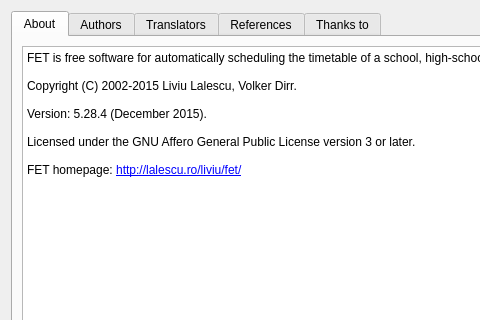
Before: the Qt Designer form src/interface/helpaboutform_template.ui in karandit/fet, drawn with Qt 5; both pictures show x 0 to 480 and y 0 to 320 of the 690 by 430 pixel window.
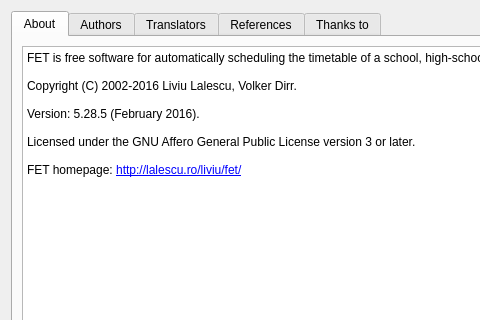
After: the same form once the commit is applied.

What changed in the file:
```diff
--- a/src/interface/helpaboutform_template.ui
+++ b/src/interface/helpaboutform_template.ui
@@ -48,12 +48,12 @@
           <string>&lt;!DOCTYPE HTML PUBLIC &quot;-//W3C//DTD HTML 4.0//EN&quot; &quot;http://www.w3.org/TR/REC-html40/strict.dtd&quot;&gt;
 &lt;html&gt;&lt;head&gt;&lt;meta name=&quot;qrichtext&quot; content=&quot;1&quot; /&gt;&lt;style type=&quot;text/css&quot;&gt;
 p, li { white-space: pre-wrap; }
-&lt;/style&gt;&lt;/head&gt;&lt;body style=&quot; font-family:'Sans'; font-size:12pt; font-weight:400; font-style:normal;&quot;&gt;
+&lt;/style&gt;&lt;/head&gt;&lt;body style=&quot; font-family:'Sans'; font-size:10pt; font-weight:400; font-style:normal;&quot;&gt;
 &lt;p style=&quot; margin-top:0px; margin-bottom:0px; margin-left:0px; margin-right:0px; -qt-block-indent:0; text-indent:0px;&quot;&gt;&lt;span style=&quot; font-family:'Sans Serif'; font-size:9pt;&quot;&gt;FET is free software for automatically scheduling the timetable of a school, high-school or university.&lt;/span&gt;&lt;/p&gt;
 &lt;p style=&quot;-qt-paragraph-type:empty; margin-top:0px; margin-bottom:0px; margin-left:0px; margin-right:0px; -qt-block-indent:0; text-indent:0px; font-family:'Sans Serif'; font-size:9pt;&quot;&gt;&lt;br /&gt;&lt;/p&gt;
-&lt;p style=&quot; margin-top:0px; margin-bottom:0px; margin-left:0px; margin-right:0px; -qt-block-indent:0; text-indent:0px;&quot;&gt;&lt;span style=&quot; font-family:'Sans Serif'; font-size:9pt;&quot;&gt;Copyright (C) 2002-2015 Liviu Lalescu, Volker Dirr.&lt;/span&gt;&lt;/p&gt;
+&lt;p style=&quot; margin-top:0px; margin-bottom:0px; margin-left:0px; margin-right:0px; -qt-block-indent:0; text-indent:0px;&quot;&gt;&lt;span style=&quot; font-family:'Sans Serif'; font-size:9pt;&quot;&gt;Copyright (C) 2002-2016 Liviu Lalescu, Volker Dirr.&lt;/span&gt;&lt;/p&gt;
 &lt;p style=&quot;-qt-paragraph-type:empty; margin-top:0px; margin-bottom:0px; margin-left:0px; margin-right:0px; -qt-block-indent:0; text-indent:0px; font-family:'Sans Serif'; font-size:9pt;&quot;&gt;&lt;br /&gt;&lt;/p&gt;
-&lt;p style=&quot; margin-top:0px; margin-bottom:0px; margin-left:0px; margin-right:0px; -qt-block-indent:0; text-indent:0px;&quot;&gt;&lt;span style=&quot; font-family:'Sans Serif'; font-size:9pt;&quot;&gt;Version: 5.28.4 (December 2015).&lt;/span&gt;&lt;/p&gt;
+&lt;p style=&quot; margin-top:0px; margin-bottom:0px; margin-left:0px; margin-right:0px; -qt-block-indent:0; text-indent:0px;&quot;&gt;&lt;span style=&quot; font-family:'Sans Serif'; font-size:9pt;&quot;&gt;Version: 5.28.5 (February 2016).&lt;/span&gt;&lt;/p&gt;
 &lt;p style=&quot;-qt-paragraph-type:empty; margin-top:0px; margin-bottom:0px; margin-left:0px; margin-right:0px; -qt-block-indent:0; text-indent:0px; font-family:'Sans Serif'; font-size:9pt;&quot;&gt;&lt;br /&gt;&lt;/p&gt;
 &lt;p style=&quot; margin-top:0px; margin-bottom:0px; margin-left:0px; margin-right:0px; -qt-block-indent:0; text-indent:0px;&quot;&gt;&lt;span style=&quot; font-family:'Sans Serif'; font-size:9pt;&quot;&gt;Licensed under the GNU Affero General Public License version 3 or later.&lt;/span&gt;&lt;/p&gt;
 &lt;p style=&quot;-qt-paragraph-type:empty; margin-top:0px; margin-bottom:0px; margin-left:0px; margin-right:0px; -qt-block-indent:0; text-indent:0px; font-family:'Sans Serif'; font-size:9pt;&quot;&gt;&lt;br /&gt;&lt;/p&gt;
```
Left out of the diff: 10 changed lines with no effect on the pictures.
